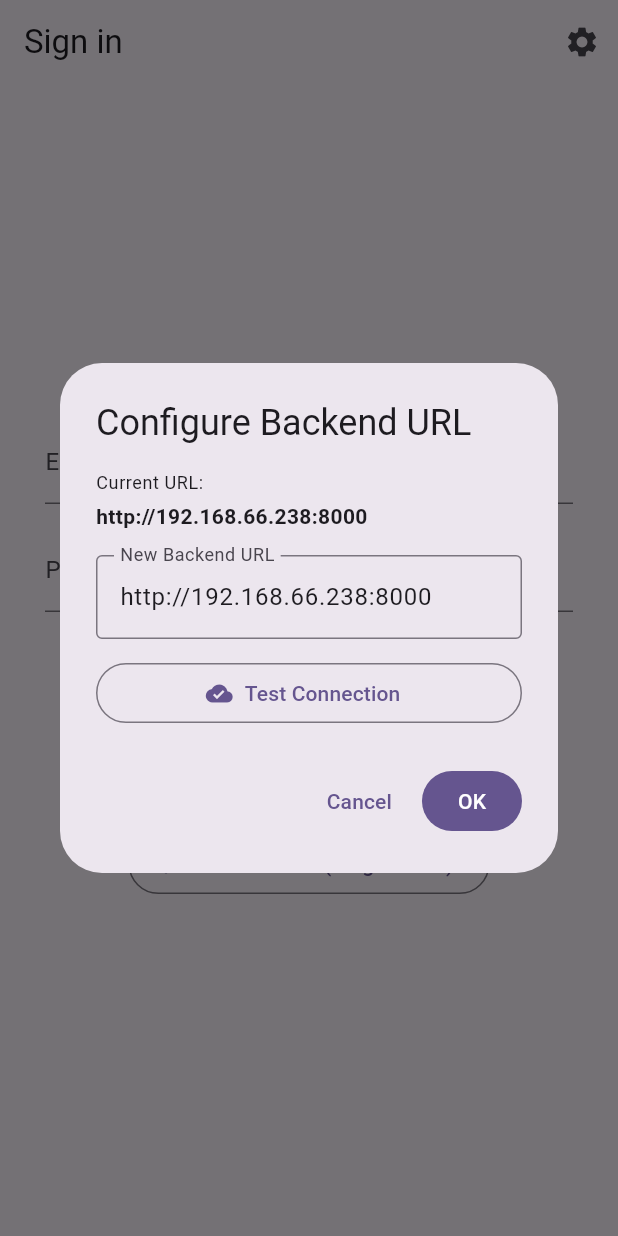
After one commit to madaha668/flutter-vibe-sample, a Flutter app: the screen it shows after launch, after a tap on "Create an account", after a tap on "Have an account? Sign in", after a tap on the "settings" icon, on a phone screen of 412 x 824 dp. The commit adds this screen. Run offline on Flutter 3.47's test engine with Material 3 defaults, Android fonts, the phone set to English and light mode, and no system bars; our stand-ins replace camera, flutter_riverpod, flutter_secure_storage, go_router, image_picker, riverpod; missing offline and left inert: file_selector, flutter_icmp_ping; network calls fail.

Commit message:
add configurable backend URL
Signed-off-by: madaha668 <madaha668@outlook.com>

```diff
--- a/nomad_notes/lib/core/config/api_config.dart
+++ b/nomad_notes/lib/core/config/api_config.dart
@@ -1,20 +1,7 @@
-import 'dart:io' show Platform;
-
-import 'package:flutter/foundation.dart';
-import 'package:flutter_riverpod/flutter_riverpod.dart';
-
-/// Provides the base URL for the backend API depending on the current platform.
+/// Backend URL configuration
 ///
-/// Default network configuration:
-/// - All platforms now connect to backend at 10.0.56.2:8000
+/// Default: http://192.168.66.238:8000
+/// - Can be changed via Settings dialog in the sign-in page
+/// - URL is persisted in secure storage
 /// - Override with: flutter run --dart-define=NOMAD_API_URL=http://your-ip:8000
-final apiBaseUrlProvider = Provider<String>((ref) {
-  // Check for environment override first
-  const envUrl = String.fromEnvironment('NOMAD_API_URL');
-  if (envUrl.isNotEmpty) {
-    return envUrl;
-  }
-
-  // Default to network backend server
-  return 'http://192.168.66.238:8000';
-});
+export 'backend_url_controller.dart';
--- /dev/null
+++ b/nomad_notes/lib/core/storage/backend_url_storage.dart
@@ -0,0 +1,21 @@
+import 'package:flutter_secure_storage/flutter_secure_storage.dart';
+
+class BackendUrlStorage {
+  BackendUrlStorage(this._storage);
+
+  final FlutterSecureStorage _storage;
+
+  static const _keyBackendUrl = 'backend_url';
+
+  Future<String?> readUrl() async {
+    return await _storage.read(key: _keyBackendUrl);
+  }
+
+  Future<void> saveUrl(String url) async {
+    await _storage.write(key: _keyBackendUrl, value: url);
+  }
+
+  Future<void> clear() async {
+    await _storage.delete(key: _keyBackendUrl);
+  }
+}
--- /dev/null
+++ b/nomad_notes/lib/features/auth/presentation/backend_url_dialog.dart
@@ -0,0 +1,195 @@
+import 'package:flutter/material.dart';
+import 'package:flutter_riverpod/flutter_riverpod.dart';
+import 'package:http/http.dart' as http;
+
+import '../../../core/config/api_config.dart';
+import '../application/auth_controller.dart';
+
+class BackendUrlDialog extends ConsumerStatefulWidget {
+  const BackendUrlDialog({super.key});
+
+  @override
+  ConsumerState<BackendUrlDialog> createState() => _BackendUrlDialogState();
+}
+
+class _BackendUrlDialogState extends ConsumerState<BackendUrlDialog> {
+  late TextEditingController _urlController;
+  String? _testResult;
+  bool _isTesting = false;
+
+  @override
+  void initState() {
+    super.initState();
+    final currentUrl = ref.read(backendUrlControllerProvider);
+    _urlController = TextEditingController(text: currentUrl);
+  }
+
+  @override
+  void dispose() {
+    _urlController.dispose();
+    super.dispose();
+  }
+
+  Future<void> _testUrl() async {
+    final url = _urlController.text.trim();
+    if (url.isEmpty) {
+      setState(() {
+        _testResult = 'Please enter a URL';
+      });
+      return;
+    }
+
+    setState(() {
+      _isTesting = true;
+      _testResult = 'Testing...';
+    });
+
+    try {
+      final testUrl = Uri.parse('$url/api/docs/');
+      final client = http.Client();
+
+      final response = await client.get(testUrl).timeout(
+        const Duration(seconds: 10),
+        onTimeout: () {
+          throw Exception('Connection timeout');
+        },
+      );
+
+      client.close();
+
+      if (response.statusCode == 200) {
+        setState(() {
+          _testResult = '✓ Backend is reachable (200 OK)';
+        });
+      } else {
+        setState(() {
+          _testResult = '✗ Got status ${response.statusCode}';
+        });
+      }
+    } catch (e) {
+      setState(() {
+        _testResult = '✗ Failed to connect: ${e.toString()}';
+      });
+    } finally {
+      setState(() {
+        _isTesting = false;
+      });
+    }
+  }
+
+  Future<void> _saveUrl() async {
+    final newUrl = _urlController.text.trim();
+    if (newUrl.isEmpty) {
+      return;
+    }
+
+    // Check if user is logged in
+    final authState = ref.read(authControllerProvider);
+    final isLoggedIn = authState.status == AuthStatus.signedIn;
+
+    // Update the URL
+    await ref.read(backendUrlControllerProvider.notifier).updateUrl(newUrl);
+
+    // If user is logged in, sign them out
+    if (isLoggedIn) {
+      await ref.read(authControllerProvider.notifier).signOut();
+    }
+
+    if (!mounted) return;
+
+    Navigator.of(context).pop();
+
+    // Show confirmation message
+    ScaffoldMessenger.of(context).showSnackBar(
+      SnackBar(
+        content: Text(
+          isLoggedIn
+              ? 'Backend URL updated. Please sign in again.'
+              : 'Backend URL updated to $newUrl',
+        ),
+        duration: const Duration(seconds: 3),
+      ),
+    );
+  }
+
+  @override
+  Widget build(BuildContext context) {
+    final currentUrl = ref.watch(backendUrlControllerProvider);
+
+    return AlertDialog(
+      title: const Text('Configure Backend URL'),
+      content: SizedBox(
+        width: MediaQuery.of(context).size.width * 0.8,
+        child: Column(
+          mainAxisSize: MainAxisSize.min,
+          crossAxisAlignment: CrossAxisAlignment.start,
+          children: [
+            Text(
+              'Current URL:',
+              style: Theme.of(context).textTheme.bodySmall,
+            ),
+            const SizedBox(height: 4),
+            Text(
+              currentUrl,
+              style: Theme.of(context).textTheme.bodyMedium?.copyWith(
+                    fontWeight: FontWeight.bold,
+                  ),
+            ),
+            const SizedBox(height: 16),
+            TextField(
+              controller: _urlController,
+              decoration: const InputDecoration(
+                labelText: 'New Backend URL',
+                hintText: 'http://192.168.1.100:8000',
+                border: OutlineInputBorder(),
+              ),
+              keyboardType: TextInputType.url,
+            ),
+            const SizedBox(height: 12),
+            Row(
+              children: [
+                Expanded(
+                  child: OutlinedButton.icon(
+                    onPressed: _isTesting ? null : _testUrl,
+                    icon: _isTesting
+                        ? const SizedBox(
+                            width: 16,
+                            height: 16,
+                            child: CircularProgressIndicator(strokeWidth: 2),
+                          )
+                        : const Icon(Icons.cloud_done),
+                    label: const Text('Test Connection'),
+                  ),
+                ),
+              ],
+            ),
+            if (_testResult != null)
+              Padding(
+                padding: const EdgeInsets.only(top: 12),
+                child: Text(
+                  _testResult!,
+                  style: Theme.of(context).textTheme.bodyMedium?.copyWith(
+                        color: _testResult!.startsWith('✓')
+                            ? Colors.green
+                            : _testResult!.startsWith('✗')
+                                ? Theme.of(context).colorScheme.error
+                                : null,
+                      ),
+                ),
+              ),
+          ],
+        ),
+      ),
+      actions: [
+        TextButton(
+          onPressed: () => Navigator.of(context).pop(),
+          child: const Text('Cancel'),
+        ),
+        FilledButton(
+          onPressed: _saveUrl,
+          child: const Text('OK'),
+        ),
+      ],
+    );
+  }
+}
--- a/nomad_notes/lib/features/auth/presentation/sign_in_page.dart
+++ b/nomad_notes/lib/features/auth/presentation/sign_in_page.dart
@@ -4,6 +4,7 @@ import 'package:flutter_riverpod/flutter_riverpod.dart';
 import 'package:go_router/go_router.dart';
 
 import '../application/auth_controller.dart';
+import 'backend_url_dialog.dart';
 import 'sign_up_page.dart';
 
 class SignInPage extends ConsumerStatefulWidget {
@@ -95,7 +96,21 @@ class _SignInPageState extends ConsumerState<SignInPage> {
     final errorMessage = authState.errorMessage;
 
     return Scaffold(
-      appBar: AppBar(title: const Text('Sign in')),
+      appBar: AppBar(
+        title: const Text('Sign in'),
+        actions: [
+          IconButton(
+            icon: const Icon(Icons.settings),
+            tooltip: 'Configure Backend',
+            onPressed: () {
+              showDialog(
+                context: context,
+                builder: (context) => const BackendUrlDialog(),
+              );
+            },
+          ),
+        ],
+      ),
       body: Center(
         child: ConstrainedBox(
           constraints: const BoxConstraints(maxWidth: 400),
```
Also changed, not shown: nomad_notes/lib/core/config/backend_url_controller.dart (added, +53 -0 lines), nomad_notes/lib/core/storage/storage_providers.dart (+7 -0 lines).
